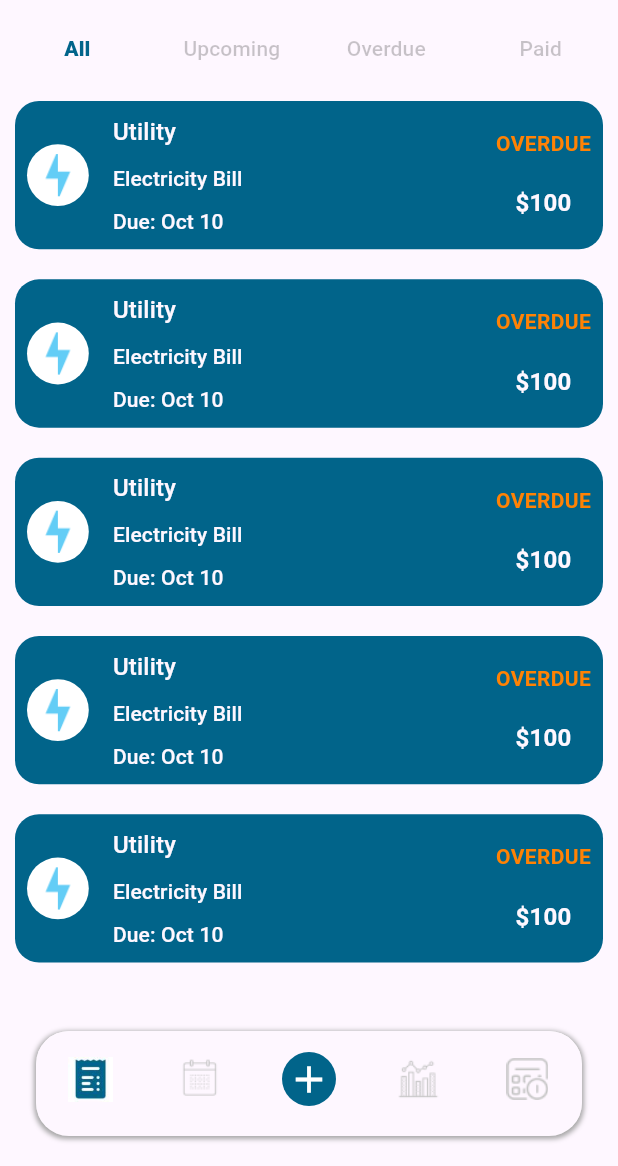
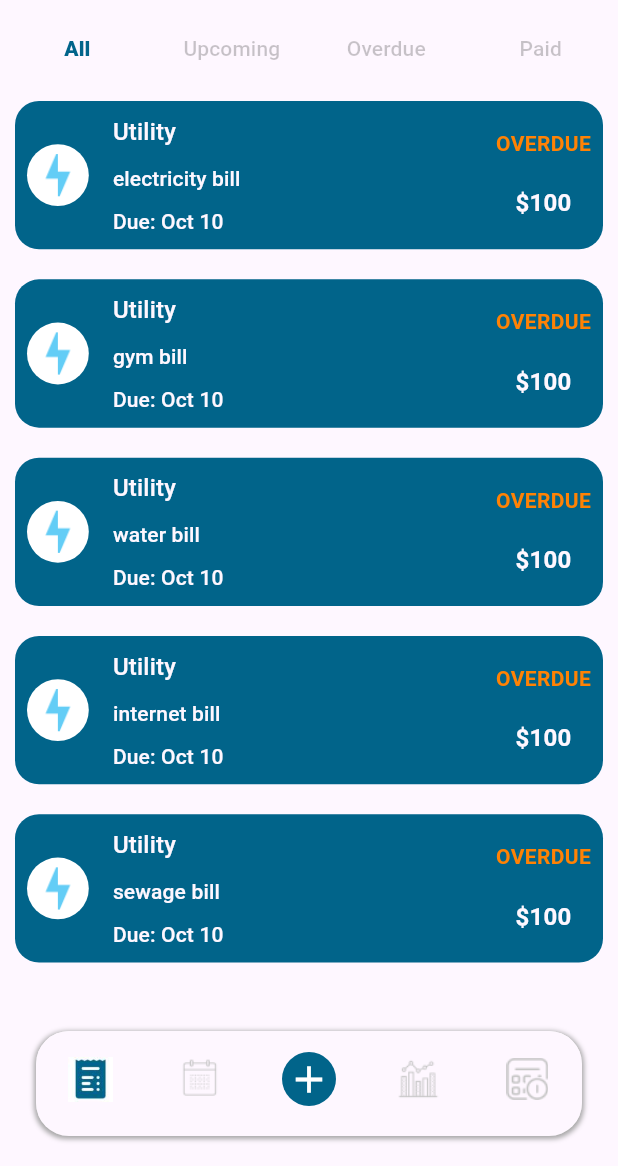
Before and after one commit to KarimMakki/billy-bills-reminder-app, a Flutter app: the screen it shows after launch, on a phone screen of 412 x 824 dp, the part 70-1236 px from its top. Run offline on Flutter 3.47's test engine with Material 3 defaults, Android fonts, the phone set to English and light mode, and no system bars; our stand-ins replace go_router.

Commit message:
created an edit bill dialog which shows up when tapping the bill card

```diff
--- a/lib/views/home_screen.dart
+++ b/lib/views/home_screen.dart
@@ -1,4 +1,7 @@
+import 'dart:ui';
+
 import 'package:billy_bills_reminder_app/constants/constants.dart';
+import 'package:billy_bills_reminder_app/views/dialogs/edit_bill_dialog.dart';
 import 'package:billy_bills_reminder_app/views/widgets/bill_card.dart';
 import 'package:flutter/material.dart';
 
@@ -10,6 +13,13 @@ class HomeScreen extends StatefulWidget {
 }
 
 class _HomeScreenState extends State<HomeScreen> {
+  List<BillCard> billCards = [
+    BillCard(billTitle: "electricity bill"),
+    BillCard(billTitle: "gym bill"),
+    BillCard(billTitle: "water bill"),
+    BillCard(billTitle: "internet bill"),
+    BillCard(billTitle: "sewage bill"),
+  ];
   @override
   Widget build(BuildContext context) {
     return DefaultTabController(
@@ -36,27 +46,32 @@ class _HomeScreenState extends State<HomeScreen> {
               Expanded(
                 child: TabBarView(children: [
                   ListView.builder(
-                    itemCount: 5,
+                    itemCount: billCards.length,
                     itemBuilder: (context, index) {
-                      return BillCard();
+                      return GestureDetector(
+                        onTap: () {
+                          editBillDialog(context, billCards[index]);
+                        },
+                        child: billCards[index],
+                      );
                     },
                   ),
                   ListView.builder(
-                    itemCount: 5,
+                    itemCount: billCards.length,
                     itemBuilder: (context, index) {
-                      return BillCard();
+                      return billCards[index];
                     },
                   ),
                   ListView.builder(
-                    itemCount: 5,
+                    itemCount: billCards.length,
                     itemBuilder: (context, index) {
-                      return BillCard();
+                      return billCards[index];
                     },
                   ),
                   ListView.builder(
-                    itemCount: 5,
+                    itemCount: billCards.length,
                     itemBuilder: (context, index) {
-                      return BillCard();
+                      return billCards[index];
                     },
                   ),
                 ]),
--- a/lib/views/widgets/bill_card.dart
+++ b/lib/views/widgets/bill_card.dart
@@ -1,8 +1,11 @@
+import 'dart:ui';
+
 import 'package:billy_bills_reminder_app/constants/constants.dart';
 import 'package:flutter/material.dart';
 
 class BillCard extends StatelessWidget {
-  const BillCard({super.key});
+  final String billTitle;
+  const BillCard({super.key, required this.billTitle});
 
   @override
   Widget build(BuildContext context) {
@@ -46,7 +49,7 @@ class BillCard extends StatelessWidget {
                         style: Theme.of(context).primaryTextTheme.titleMedium,
                       ),
                       Text(
-                        "Electricity Bill",
+                        billTitle,
                         style: Theme.of(context).primaryTextTheme.titleSmall,
                       ),
                       Text(
```
Also changed, not shown: lib/views/dialogs/edit_bill_dialog.dart (added, +93 -0 lines).
